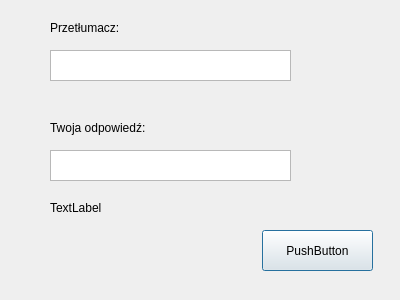
Before: the Qt Designer form nienazwany1/quizdialog.ui in werit2/ProgramowanieApl2021, drawn with Qt 5.
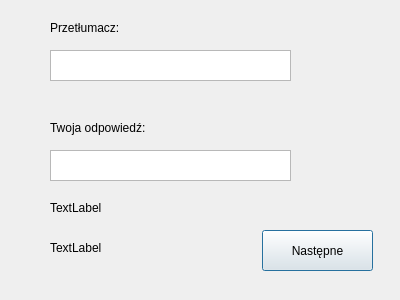
After: the same form once the commit is applied.

```diff
--- a/nienazwany1/quizdialog.ui
+++ b/nienazwany1/quizdialog.ui
@@ -69,7 +69,7 @@
     </rect>
    </property>
    <property name="text">
-    <string>PushButton</string>
+    <string>Następne</string>
    </property>
   </widget>
   <widget class="QLabel" name="label_3">
@@ -77,7 +77,20 @@
     <rect>
      <x>50</x>
      <y>200</y>
-     <width>55</width>
+     <width>291</width>
+     <height>16</height>
+    </rect>
+   </property>
+   <property name="text">
+    <string>TextLabel</string>
+   </property>
+  </widget>
+  <widget class="QLabel" name="label_4">
+   <property name="geometry">
+    <rect>
+     <x>50</x>
+     <y>240</y>
+     <width>161</width>
      <height>16</height>
     </rect>
    </property>
```
